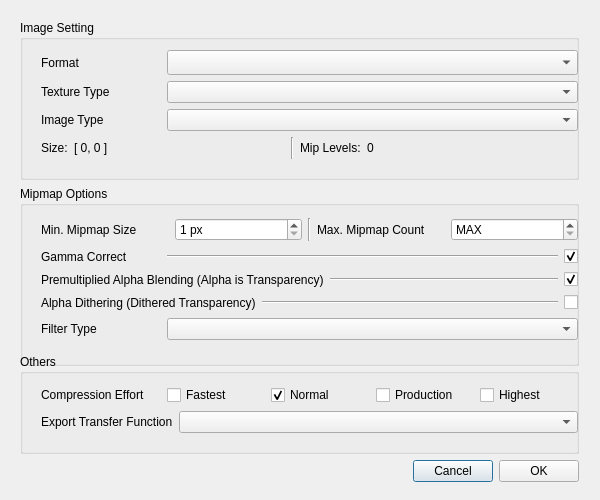
goheungchoi/mini-project, file AssetManager/TextureImportDialog.ui: the form before one commit.
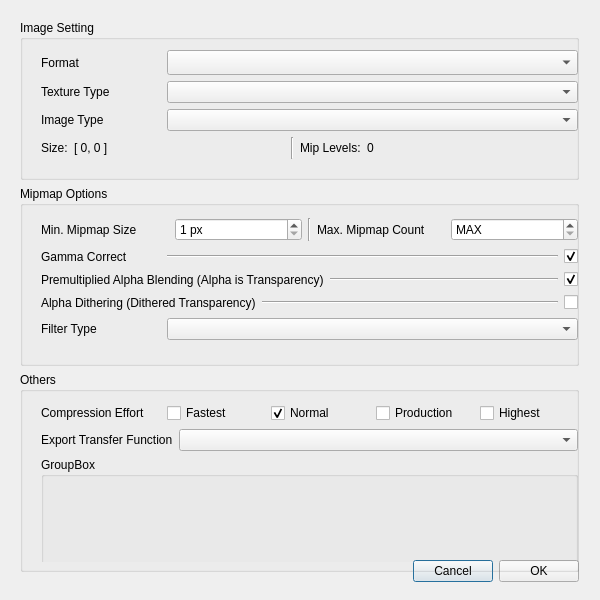
The form after the commit.

Diff of the .ui file:
```diff
--- a/AssetManager/TextureImportDialog.ui
+++ b/AssetManager/TextureImportDialog.ui
@@ -7,7 +7,7 @@
     <x>0</x>
     <y>0</y>
     <width>600</width>
-    <height>500</height>
+    <height>600</height>
    </rect>
   </property>
   <property name="font">
@@ -24,7 +24,7 @@
      <x>9</x>
      <y>9</y>
      <width>581</width>
-     <height>484</height>
+     <height>584</height>
     </rect>
    </property>
    <layout class="QGridLayout" name="gridLayout">
@@ -548,7 +548,7 @@
       <property name="minimumSize">
        <size>
         <width>0</width>
-        <height>100</height>
+        <height>200</height>
        </size>
       </property>
       <property name="title">
@@ -560,7 +560,7 @@
          <x>9</x>
          <y>20</y>
          <width>561</width>
-         <height>71</height>
+         <height>170</height>
         </rect>
        </property>
        <layout class="QVBoxLayout" name="othersVerticalLayout">
@@ -701,6 +701,25 @@
           </item>
          </layout>
         </item>
+        <item>
+         <widget class="QGroupBox" name="groupBox">
+          <property name="sizePolicy">
+           <sizepolicy hsizetype="Preferred" vsizetype="Preferred">
+            <horstretch>0</horstretch>
+            <verstretch>0</verstretch>
+           </sizepolicy>
+          </property>
+          <property name="minimumSize">
+           <size>
+            <width>0</width>
+            <height>110</height>
+           </size>
+          </property>
+          <property name="title">
+           <string>GroupBox</string>
+          </property>
+         </widget>
+        </item>
        </layout>
       </widget>
      </widget>
```
